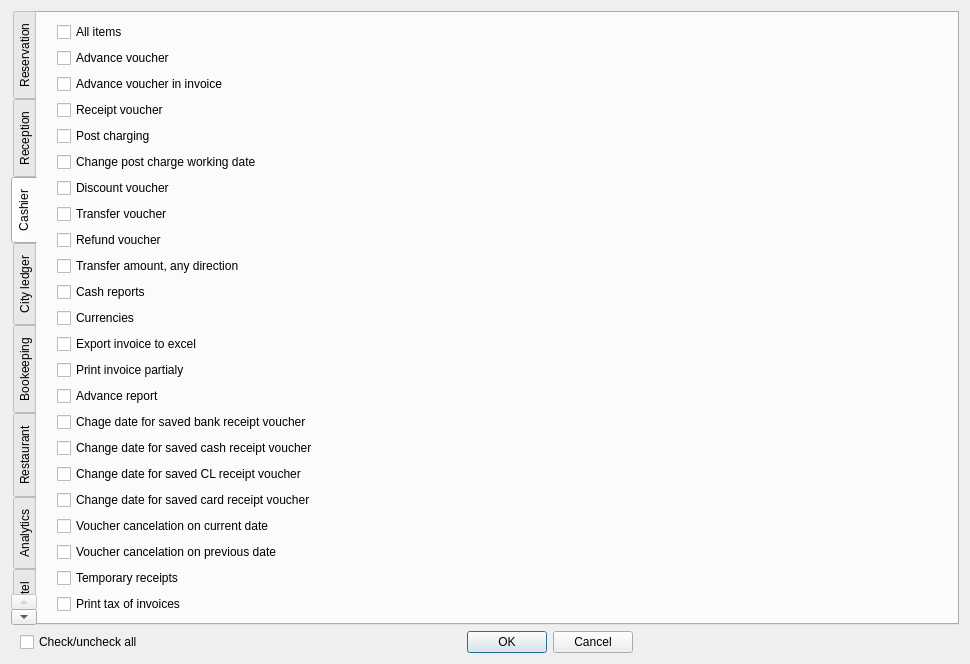
Above: Resort/dlguserrights.ui from End1-1/Resort before the change. Below: the same form after it.
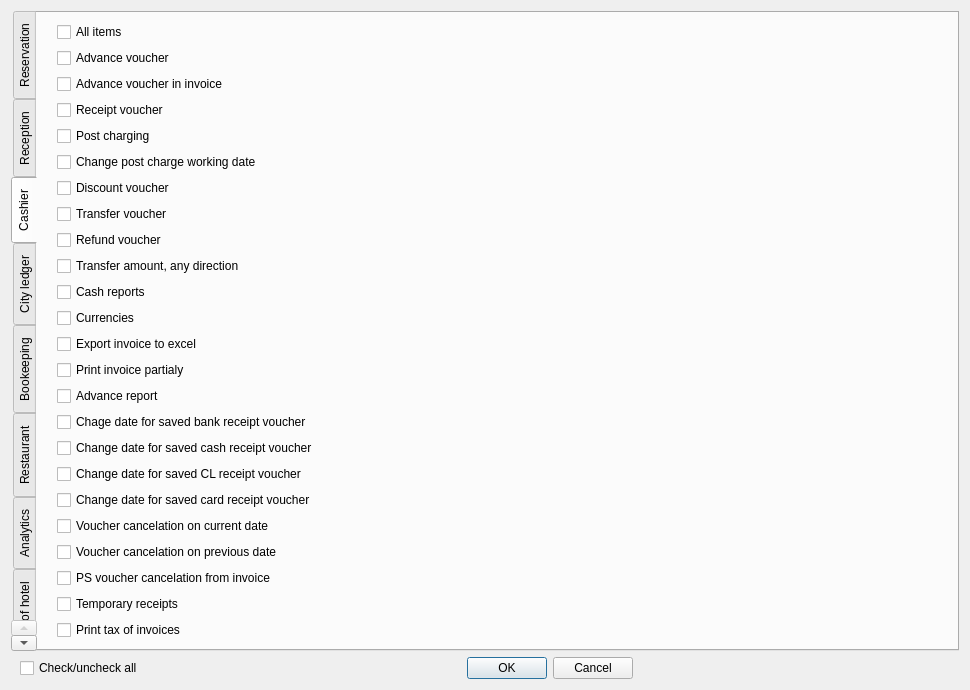
That is the form after the change. The open tabs and pages were chosen to show the change. Custom widgets are drawn as their Qt base class.

Diff of the .ui file:
```diff
--- a/Resort/dlguserrights.ui
+++ b/Resort/dlguserrights.ui
@@ -694,6 +694,16 @@
          </property>
         </widget>
        </item>
+       <item>
+        <widget class="EQCheckBox" name="chPSVoucherCancelFromInvoice">
+         <property name="text">
+          <string>PS voucher cancelation from invoice</string>
+         </property>
+         <property name="Tag" stdset="0">
+          <number>137</number>
+         </property>
+        </widget>
+       </item>
        <item>
         <widget class="EQCheckBox" name="chTempReceipt">
          <property name="text">
```
Left out of the diff: 2 changed lines with no effect on the pictures.
